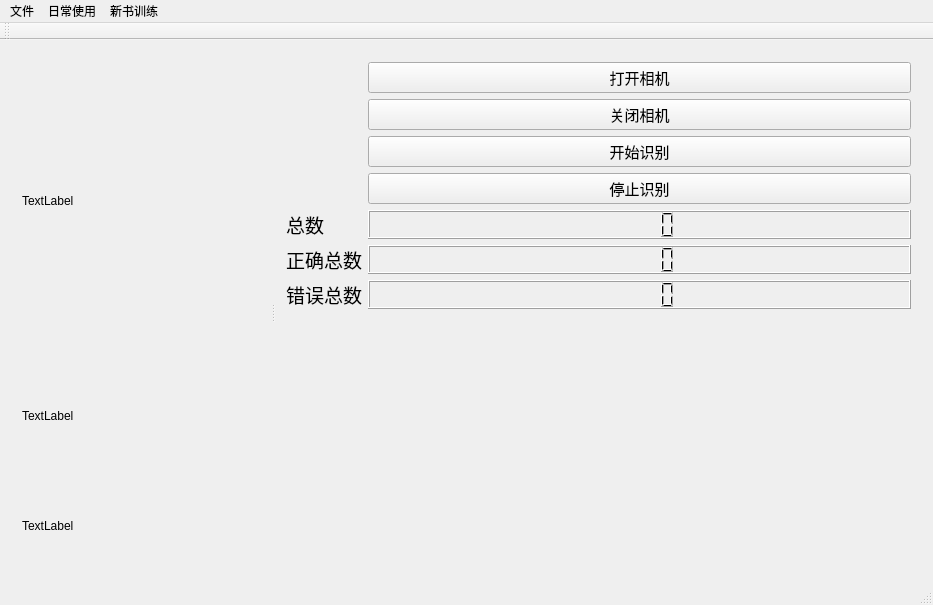
The window that mainwindow.ui (GTMHS/QtMainWidget) describes before a commit, drawn with Qt 5.
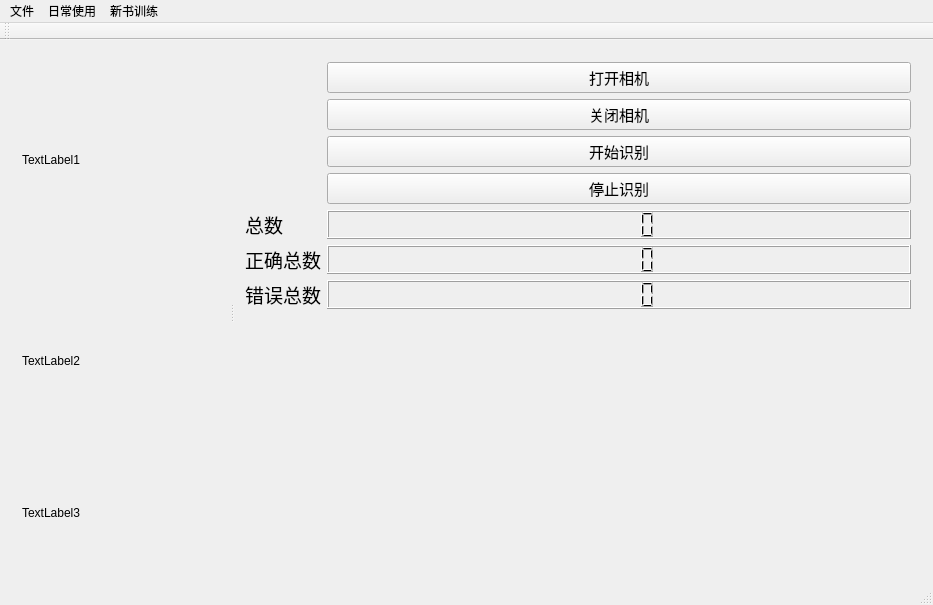
The same window after the commit.

Patch:
```diff
--- a/mainwindow.ui
+++ b/mainwindow.ui
@@ -27,7 +27,7 @@
        <bool>true</bool>
       </property>
       <widget class="QWidget" name="layoutWidget">
-       <layout class="QVBoxLayout" name="verticalLayout_2" stretch="4,2,1">
+       <layout class="QVBoxLayout" name="verticalLayout_2" stretch="2,2,1">
         <item>
          <widget class="QLabel" name="label">
           <property name="lineWidth">
@@ -37,7 +37,7 @@
            <number>0</number>
           </property>
           <property name="text">
-           <string>TextLabel</string>
+           <string>TextLabel1</string>
           </property>
           <property name="scaledContents">
            <bool>true</bool>
@@ -47,7 +47,7 @@
         <item>
          <widget class="QLabel" name="label_2">
           <property name="text">
-           <string>TextLabel</string>
+           <string>TextLabel2</string>
           </property>
           <property name="scaledContents">
            <bool>true</bool>
@@ -57,7 +57,7 @@
         <item>
          <widget class="QLabel" name="label_3">
           <property name="text">
-           <string>TextLabel</string>
+           <string>TextLabel3</string>
           </property>
           <property name="scaledContents">
            <bool>true</bool>
@@ -70,6 +70,12 @@
        <layout class="QFormLayout" name="formLayout">
         <item row="1" column="1">
          <widget class="QPushButton" name="pushButton">
+          <property name="minimumSize">
+           <size>
+            <width>150</width>
+            <height>0</height>
+           </size>
+          </property>
           <property name="font">
            <font>
             <family>Adobe Devanagari</family>
@@ -83,6 +89,12 @@
         </item>
         <item row="2" column="1">
          <widget class="QPushButton" name="pushButton_2">
+          <property name="minimumSize">
+           <size>
+            <width>150</width>
+            <height>0</height>
+           </size>
+          </property>
           <property name="font">
            <font>
             <family>Adobe Devanagari</family>
@@ -96,6 +108,12 @@
         </item>
         <item row="3" column="1">
          <widget class="QPushButton" name="pushButton_3">
+          <property name="minimumSize">
+           <size>
+            <width>150</width>
+            <height>0</height>
+           </size>
+          </property>
           <property name="font">
            <font>
             <family>Adobe Devanagari</family>
```
Left out of the diff: 4 changed lines with no effect on the pictures.
